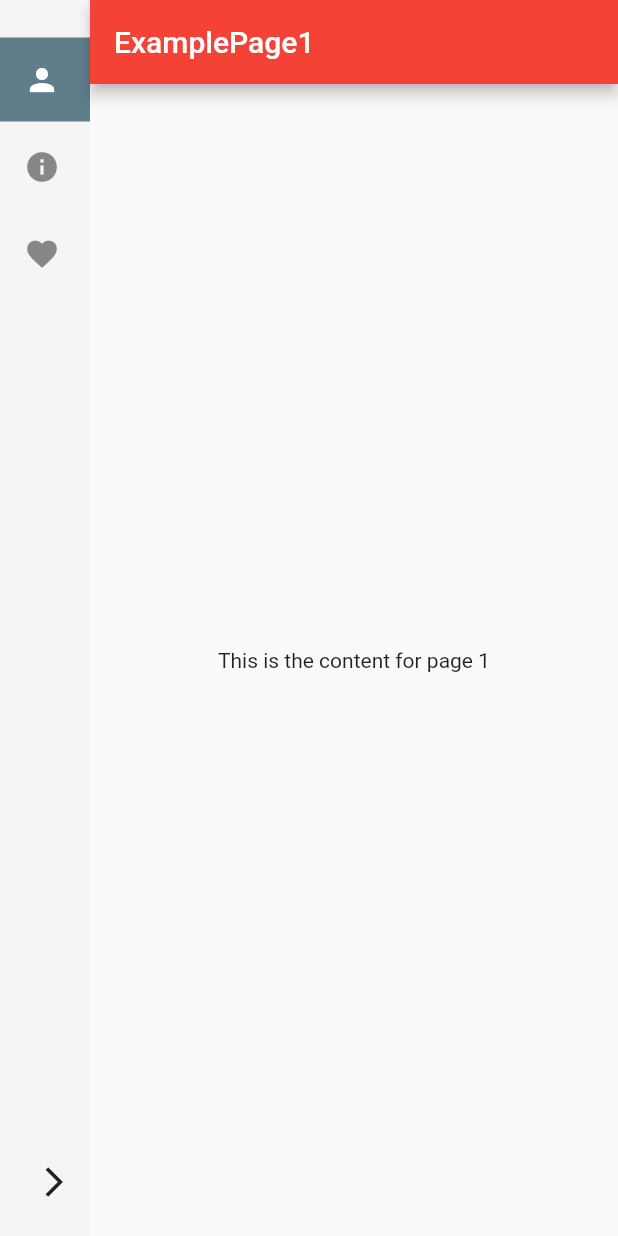
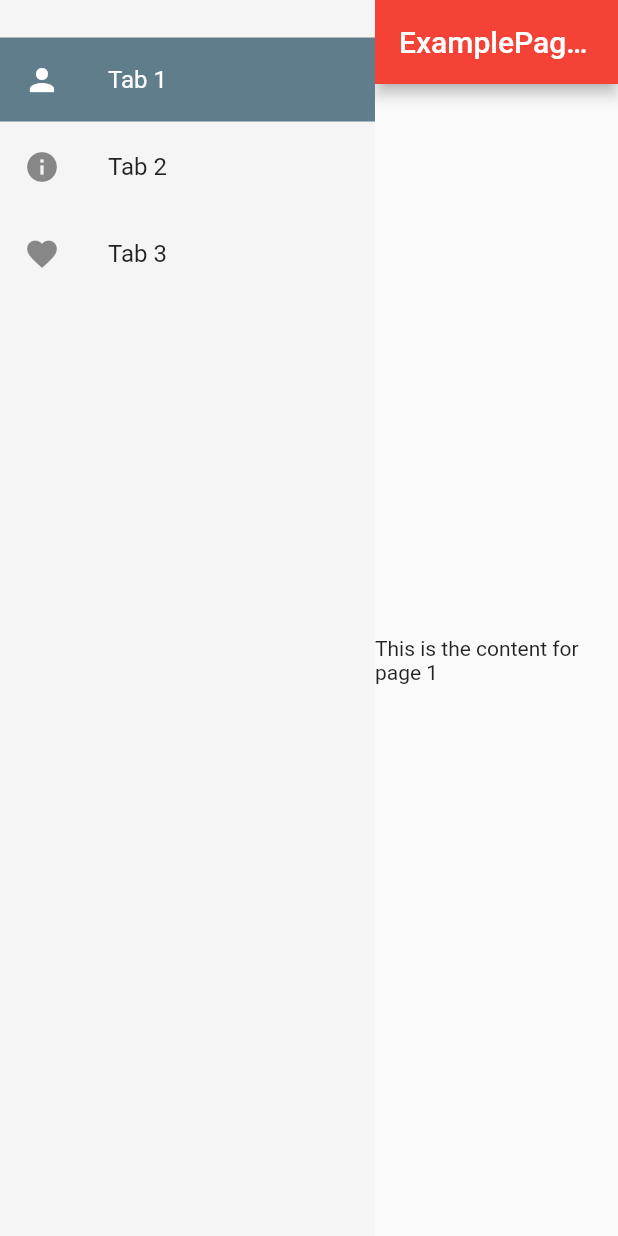
Before and after one commit to kfiross/flutter_sidenav, a Flutter app: the screen it shows after launch, on a phone screen of 412 x 824 dp. Run offline on Flutter 3.47's test engine with Material 2 defaults, Android fonts, the phone set to English and light mode, and no system bars.

Commit message:
added new features

```diff
--- a/example/lib/main.dart
+++ b/example/lib/main.dart
@@ -11,7 +11,9 @@ class MyApp extends StatelessWidget {
     return MaterialApp(
       home: SideBarScaffold(
         selectedColor: Colors.blueGrey,
+        sideBarWidth: 250,
         backgroundColor: Colors.grey[100],
+        alwaysOpened: true,
         items: [
           SideNavItem(
             name: "Tab 1",
--- a/lib/flutter_sidenav.dart
+++ b/lib/flutter_sidenav.dart
@@ -19,23 +19,26 @@ class SideBar extends StatefulWidget {
   final double sideBarWidth;
   final double sideBarCollapsedWidth;
 
-  final Widget currentItem;
+  //final Widget currentItem;
 
   final List<SideNavItem> items;
   final Function show;
 
-  final int selectedIndex;
+  // final int selectedIndex;
   final Color selectedColor;
+  final bool alwaysOpened;
+
+  final PageController pageController;
 
   SideBar({
     this.backgroundColor = Colors.blueGrey,
-    @required this.currentItem,
     @required this.items,
     this.sideBarCollapsedWidth = 60,
     this.sideBarWidth = 180,
     this.show,
-    this.selectedIndex,
     this.selectedColor = Colors.transparent,
+    this.alwaysOpened = false,
+    this.pageController,
   });
 
   @override
@@ -43,15 +46,102 @@ class SideBar extends StatefulWidget {
 }
 
 class _SideBarState extends State<SideBar> with SingleTickerProviderStateMixin {
+  int currentIndex = 0;
+
+  List<Widget> pages = [];
+
+  List<int> history = [];
+
+  @override
+  void initState() {
+    pages = widget.items.map((item) => item.page).toList();
+
+    widget.pageController.addListener(() {
+      // final Widget currentItem =  widget.items[currentItemIndex].page;
+      currentIndex = widget.pageController.page.toInt();
+    });
+
+    super.initState();
+  }
+
+  @override
+  Widget build(BuildContext context) {
+    return Card(
+      shape: RoundedRectangleBorder(borderRadius: BorderRadius.zero),
+      margin: EdgeInsets.zero,
+      elevation: 4,
+      child: Row(children: [
+        SideNavMenu(
+            alwaysOpen: widget.alwaysOpened,
+            items: widget.items,
+            sideBarCollapsedWidth: 60,
+            sideBarWidth: widget.sideBarWidth,
+            backgroundColor: widget.backgroundColor,
+            selectedColor: widget.selectedColor,
+            pageController: widget.pageController,
+            onItemTap: widget.show),
+        Expanded(
+            child: PageView(
+              physics: NeverScrollableScrollPhysics(),
+              //child: pages[currentIndex]),
+              children: pages,
+              controller: widget.pageController,
+            ))
+      ]),
+    );
+  }
+}
+
+class SideNavMenu extends StatefulWidget {
+  final List<SideNavItem> items;
+  final Color selectedColor;
+  final Function onItemTap;
+  final bool alwaysOpen;
+  final double sideBarWidth;
+  final double sideBarCollapsedWidth;
+  final Color backgroundColor;
+  final PageController pageController;
+
+  const SideNavMenu({
+    Key key,
+    this.items,
+    this.selectedColor,
+    this.onItemTap,
+    this.alwaysOpen,
+    this.sideBarCollapsedWidth = 60,
+    this.sideBarWidth = 180,
+    this.backgroundColor,
+    this.pageController,
+  }) : super(key: key);
+
+  @override
+  _SideNavMenuState createState() => _SideNavMenuState();
+}
+
+class _SideNavMenuState extends State<SideNavMenu>
+    with SingleTickerProviderStateMixin {
   bool isCollapsed = true;
   bool showText = false;
   bool _first = true;
+  int _selectedIndex = 0;
 
   AnimationController _controller;
   Animation<double> _animation;
 
   @override
+  void dispose() {
+    _controller.dispose();
+    super.dispose();
+  }
+
+  @override
   void initState() {
+
+    super.initState();
+    if (widget.alwaysOpen) {
+      isCollapsed = false;
+    }
+
     _controller =
         AnimationController(vsync: this, duration: Duration(milliseconds: 200));
 
@@ -72,33 +162,30 @@ class _SideBarState extends State<SideBar> with SingleTickerProviderStateMixin {
         }
       }
     });
-    super.initState();
+
+
+    widget.pageController.addListener(() {
+      if(this.mounted) {
+        setState(() {
+          _selectedIndex = widget.pageController.page.toInt();
+        });
       }
+    });
 
-  @override
-  void dispose() {
-    _controller.dispose();
-    super.dispose();
   }
 
   @override
   Widget build(BuildContext context) {
+    final Locale appLocale = Localizations.localeOf(context);
+
     _animation =
         Tween<double>(begin: isCollapsed ? 0 : 0.5, end: isCollapsed ? 0.5 : 1)
             .animate(_controller);
 
-    final Locale appLocale = Localizations.localeOf(context);
-
-    return Card(
-      shape: RoundedRectangleBorder(borderRadius: BorderRadius.zero),
-      margin: EdgeInsets.zero,
-      elevation: 4,
-      child: Row(children: [
-        AnimatedContainer(
+    return AnimatedContainer(
       duration: _controller.duration,
       color: widget.backgroundColor,
-          width:
-              isCollapsed ? widget.sideBarCollapsedWidth : widget.sideBarWidth,
+      width: isCollapsed ? widget.sideBarCollapsedWidth : widget.sideBarWidth,
       child: Container(
         margin: const EdgeInsets.only(top: 24),
         height: MediaQuery.of(context).size.height,
@@ -116,24 +203,25 @@ class _SideBarState extends State<SideBar> with SingleTickerProviderStateMixin {
                   final view = NavItemTile(
                     isCollapsed: showText ? true : isCollapsed,
                     // hoverColor: Colors.blue,
-                            selectedColor: widget.selectedIndex != index
+                    selectedColor: _selectedIndex != index
                         ? null
                         : widget.selectedColor,
                     title: Text(
                       item.name,
                       style: TextStyle(
-                                color: widget.selectedIndex == index
+                        color:
+                        _selectedIndex == index ? Colors.white : null,
+                      ),
+                    ),
+                    icon: item.iconData == null
+                        ? null
+                        : Icon(
+                      item.iconData,
+                      color: _selectedIndex == index
                           ? Colors.white
                           : null,
                     ),
-                            ),
-                            icon: Icon(
-                              item.iconData,
-                              color: widget.selectedIndex == index
-                                  ? Colors.white
-                                  : null,
-                            ),
-                            onPressed: () => widget.show(index),
+                    onPressed: () => widget.onItemTap(index),
                   );
                   return MapEntry<int, Widget>(index, view);
                 })
@@ -141,6 +229,7 @@ class _SideBarState extends State<SideBar> with SingleTickerProviderStateMixin {
                     .toList(),
               ),
             ),
+            if (!widget.alwaysOpen) ...[
               Container(
                 margin: EdgeInsetsDirectional.only(end: isCollapsed ? 0 : 12),
                 alignment: isCollapsed
@@ -162,10 +251,11 @@ class _SideBarState extends State<SideBar> with SingleTickerProviderStateMixin {
                                   : 8,
                             ),
                             child: Icon(
-                                  _first ? Icons.arrow_back_ios : Icons.arrow_forward_ios,
+                                _first
+                                    ? Icons.arrow_back_ios
+                                    : Icons.arrow_forward_ios,
                                 size: 24,
-                                  textDirection:
-                                      appLocale.languageCode == "he"
+                                textDirection: appLocale.languageCode == "he"
                                     ? TextDirection.ltr
                                     : TextDirection.rtl)),
                         onPressed: () {
@@ -183,11 +273,9 @@ class _SideBarState extends State<SideBar> with SingleTickerProviderStateMixin {
               ),
               const SizedBox(height: 12),
             ],
+          ],
         ),
       ),
-        ),
-        Expanded(child: widget.currentItem)
-      ]),
     );
   }
 }
@@ -232,47 +320,76 @@ class SideBarScaffold extends StatefulWidget {
   final Color backgroundColor;
   final Color selectedColor;
   final double sideBarWidth;
+  final bool alwaysOpened;
+  final bool showSelectedBold;
+  // final PreferredSizeWidget appBar;
 
   const SideBarScaffold({
     Key key,
     this.backgroundColor = Colors.blueGrey,
-    this.sideBarWidth = 180,
+    this.sideBarWidth = 190,
     @required this.items,
     this.selectedColor,
+    this.alwaysOpened, this.showSelectedBold,
+    // this.appBar,
   }) : super(key: key);
 
   @override
   _SideBarScaffoldState createState() => _SideBarScaffoldState();
 }
 
-class _SideBarScaffoldState extends State<SideBarScaffold> {
-  Widget currentItem;
-  int currentItemIndex;
+class _SideBarScaffoldState extends State<SideBarScaffold>
+    with SingleTickerProviderStateMixin {
+  PageController _pageController;
+
+  List<int> _history = [];
 
   @override
   void initState() {
     super.initState();
-    currentItem = widget.items.first.page;
-    currentItemIndex = 0;
+    _pageController = PageController(initialPage: 0);
+    _history.add(0);
+  }
+
+  @override
+  void dispose() {
+    _pageController.dispose();
+    super.dispose();
   }
 
   void show(int index) {
-    setState(() {
-      currentItemIndex = index;
-      currentItem = widget.items[index].page;
-    });
+    _pageController.jumpToPage(index);
+    _history.add(index);
+    _history.toSet().toList();
   }
+
+
+  Future<bool> _onBackPressed() async {
+    if(_history.length == 1){
+      return false;
+    }
+    _history.removeLast();
+    _pageController.jumpToPage(_history.last);
+    return false;
+  }
+
 
   @override
   Widget build(BuildContext context) {
-    return SideBar(
-      currentItem: currentItem,
+    return WillPopScope(
+      onWillPop: _onBackPressed,
+      child: Container(
+        // appBar: widget.appBar,
+        child: SideBar(
+          pageController: _pageController,
           backgroundColor: widget.backgroundColor,
           sideBarWidth: widget.sideBarWidth,
           items: widget.items,
           selectedColor: widget.selectedColor,
-      selectedIndex: currentItemIndex,
           show: show,
+          alwaysOpened: widget.alwaysOpened ?? false,
+        ),
+      ),
     );
   }
 }
--- a/pubspec.yaml
+++ b/pubspec.yaml
@@ -1,6 +1,6 @@
 name: flutter_sidenav
 description:  Simple side-nav widget for Flutter
-version: 1.0.1-non-nullsafety
+version: 1.1.0-non-nullsafety
 homepage: https://github.com/kfiross/flutter_sidenav
 
 environment:
```
Also changed, not shown: example/pubspec.lock, gif/example2.gif (added), pubspec.lock (deleted), 3 other files. Lines whose indentation alone changed are shown as unchanged.
